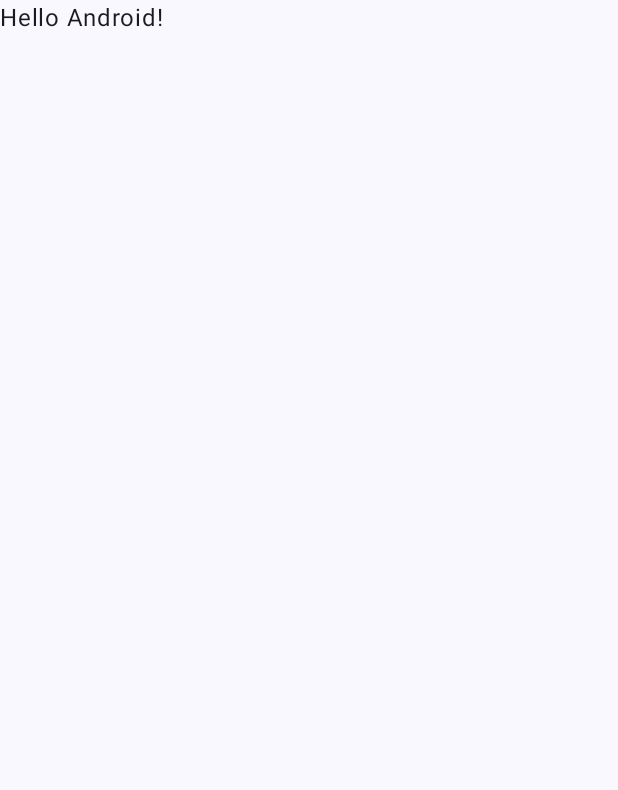
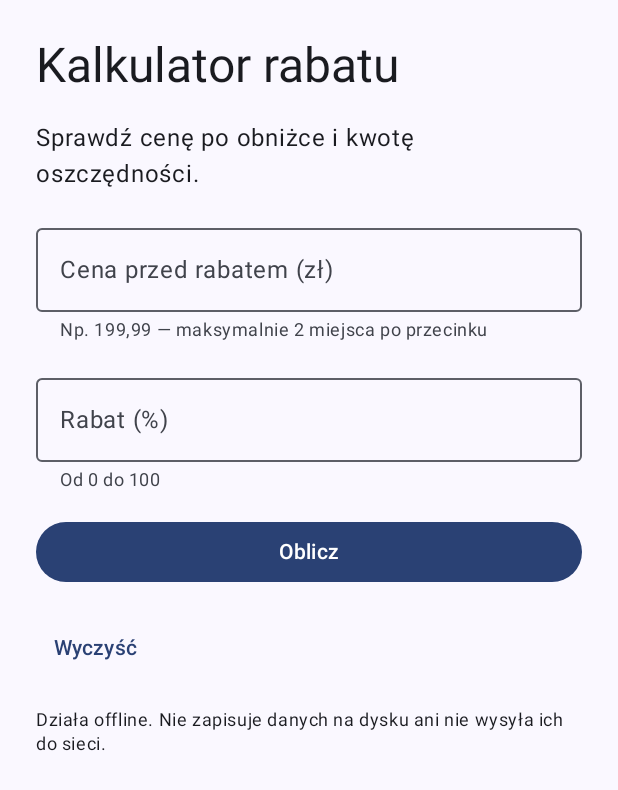
Before and after one commit to CaptainPorpoise/BaismCw2, an Android app built with Jetpack Compose: the screen it shows after launch (MainActivity), on a phone screen of 412 x 824 dp. Before the commit the part shown is almost empty. Shown: the top 790 px of the screen. Run offline under Robolectric (Android 15) with nearby library versions, the phone set to English and light mode, and no system bars.

Commit message:
Add Kotlin discount calculator and application README

```diff
--- a/app/src/main/AndroidManifest.xml
+++ b/app/src/main/AndroidManifest.xml
@@ -3,7 +3,7 @@
     xmlns:tools="http://schemas.android.com/tools">
 
     <application
-        android:allowBackup="true"
+        android:allowBackup="false" android:usesCleartextTraffic="false"
         android:dataExtractionRules="@xml/data_extraction_rules"
         android:fullBackupContent="@xml/backup_rules"
         android:icon="@mipmap/ic_launcher"
@@ -12,7 +12,7 @@
         android:supportsRtl="true"
         android:theme="@style/Theme.BaismCw2">
         <activity
-            android:name=".MainActivity"
+            android:name=".MainActivity" android:taskAffinity="" android:launchMode="singleInstance"
             android:exported="true"
             android:label="@string/app_name"
             android:theme="@style/Theme.BaismCw2">
--- a/app/src/main/java/com/example/baismcw2/MainActivity.kt
+++ b/app/src/main/java/com/example/baismcw2/MainActivity.kt
@@ -4,13 +4,16 @@ import android.os.Bundle
 import androidx.activity.ComponentActivity
 import androidx.activity.compose.setContent
 import androidx.activity.enableEdgeToEdge
-import androidx.compose.foundation.layout.fillMaxSize
-import androidx.compose.foundation.layout.padding
-import androidx.compose.material3.Scaffold
-import androidx.compose.material3.Text
-import androidx.compose.runtime.Composable
+import androidx.compose.foundation.layout.*
+import androidx.compose.foundation.rememberScrollState
+import androidx.compose.foundation.text.KeyboardOptions
+import androidx.compose.foundation.verticalScroll
+import androidx.compose.material3.*
+import androidx.compose.runtime.*
+import androidx.compose.runtime.saveable.rememberSaveable
 import androidx.compose.ui.Modifier
-import androidx.compose.ui.tooling.preview.Preview
+import androidx.compose.ui.text.input.KeyboardType
+import androidx.compose.ui.unit.dp
 import com.example.baismcw2.ui.theme.BaismCw2Theme
 
 class MainActivity : ComponentActivity() {
@@ -19,11 +22,8 @@ class MainActivity : ComponentActivity() {
         enableEdgeToEdge()
         setContent {
             BaismCw2Theme {
-                Scaffold(modifier = Modifier.fillMaxSize()) { innerPadding ->
-                    Greeting(
-                        name = "Android",
-                        modifier = Modifier.padding(innerPadding)
-                    )
+                Scaffold(modifier = Modifier.fillMaxSize()) { padding ->
+                    DiscountScreen(Modifier.padding(padding))
                 }
             }
         }
@@ -31,17 +31,49 @@ class MainActivity : ComponentActivity() {
 }
 
 @Composable
-fun Greeting(name: String, modifier: Modifier = Modifier) {
-    Text(
-        text = "Hello $name!",
-        modifier = modifier
-    )
-}
+private fun DiscountScreen(modifier: Modifier = Modifier) {
+    var price by rememberSaveable { mutableStateOf("") }
+    var discount by rememberSaveable { mutableStateOf("") }
+    var submitted by rememberSaveable { mutableStateOf(false) }
+    val calculation = if (submitted) runCatching { DiscountCalculator.calculate(price, discount) } else null
 
-@Preview(showBackground = true)
-@Composable
-fun GreetingPreview() {
-    BaismCw2Theme {
-        Greeting("Android")
+    Column(
+        modifier.fillMaxSize().verticalScroll(rememberScrollState()).imePadding().padding(24.dp),
+        verticalArrangement = Arrangement.spacedBy(16.dp)
+    ) {
+        Text("Kalkulator rabatu", style = MaterialTheme.typography.headlineLarge)
+        Text("Sprawdź cenę po obniżce i kwotę oszczędności.")
+        OutlinedTextField(
+            value = price,
+            onValueChange = { price = it; submitted = false },
+            label = { Text("Cena przed rabatem (zł)") },
+            supportingText = { Text("Np. 199,99 — maksymalnie 2 miejsca po przecinku") },
+            keyboardOptions = KeyboardOptions(keyboardType = KeyboardType.Decimal),
+            singleLine = true,
+            modifier = Modifier.fillMaxWidth()
+        )
+        OutlinedTextField(
+            value = discount,
+            onValueChange = { discount = it; submitted = false },
+            label = { Text("Rabat (%)") },
+            supportingText = { Text("Od 0 do 100") },
+            keyboardOptions = KeyboardOptions(keyboardType = KeyboardType.Decimal),
+            singleLine = true,
+            modifier = Modifier.fillMaxWidth()
+        )
+        Button(onClick = { submitted = true }, modifier = Modifier.fillMaxWidth()) { Text("Oblicz") }
+        calculation?.onSuccess { result ->
+            Card(modifier = Modifier.fillMaxWidth()) {
+                Column(Modifier.padding(20.dp), verticalArrangement = Arrangement.spacedBy(8.dp)) {
+                    Text("Cena po rabacie", style = MaterialTheme.typography.titleMedium)
+                    Text("${result.finalPrice.toPlainString().replace('.', ',')} zł", style = MaterialTheme.typography.headlineMedium)
+                    Text("Oszczędzasz: ${result.savings.toPlainString().replace('.', ',')} zł")
+                }
+            }
+        }?.onFailure { error ->
+            Text(error.message ?: "Sprawdź wprowadzone dane.", color = MaterialTheme.colorScheme.error)
+        }
+        TextButton(onClick = { price = ""; discount = ""; submitted = false }) { Text("Wyczyść") }
+        Text("Działa offline. Nie zapisuje danych na dysku ani nie wysyła ich do sieci.", style = MaterialTheme.typography.bodySmall)
     }
 }
```
Also changed, not shown: app/src/main/java/com/example/baismcw2/DiscountCalculator.kt (added, +28 -0 lines), 2 other files.
